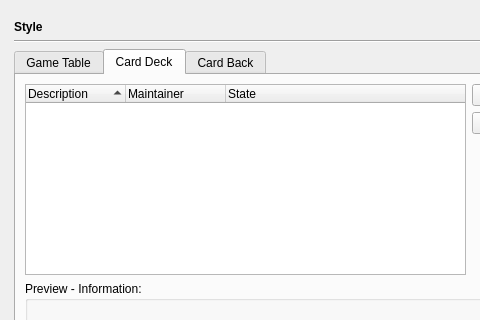
The window that src/gui/qt/settingsdialog.ui (pokerth/pokerth) describes before a commit, drawn with Qt 5; both pictures show x 202 to 682 and y 0 to 320 of the 785 by 530 pixel window.
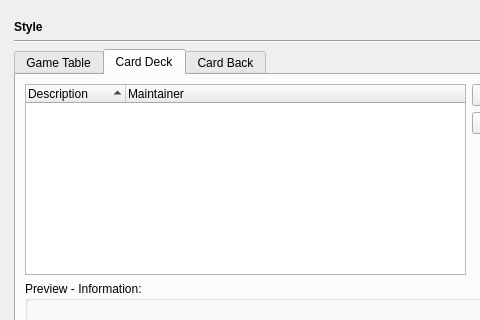
The same window after the commit. The open tabs and pages were chosen to show the change. Icons and pictures are not drawn. Custom widgets are drawn as their Qt base class.

```diff
--- a/src/gui/qt/settingsdialog.ui
+++ b/src/gui/qt/settingsdialog.ui
@@ -571,11 +571,6 @@
                  <string>Maintainer</string>
                 </property>
                </column>
-               <column>
-                <property name="text">
-                 <string>State</string>
-                </property>
-               </column>
               </widget>
              </item>
             </layout>
```
